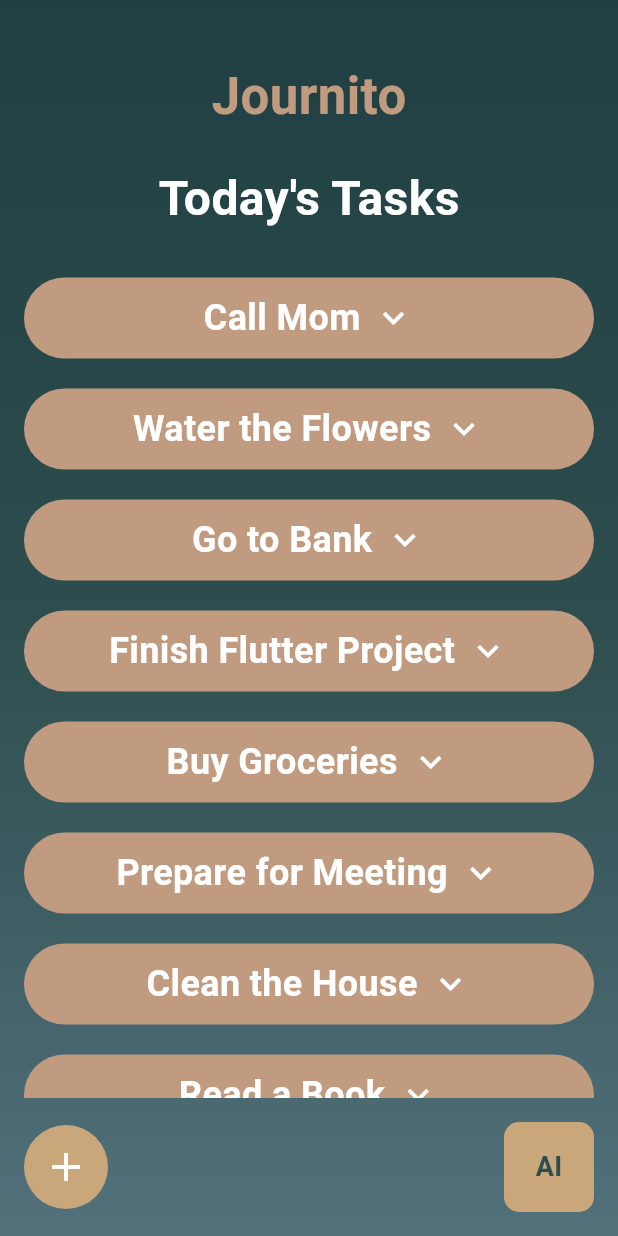
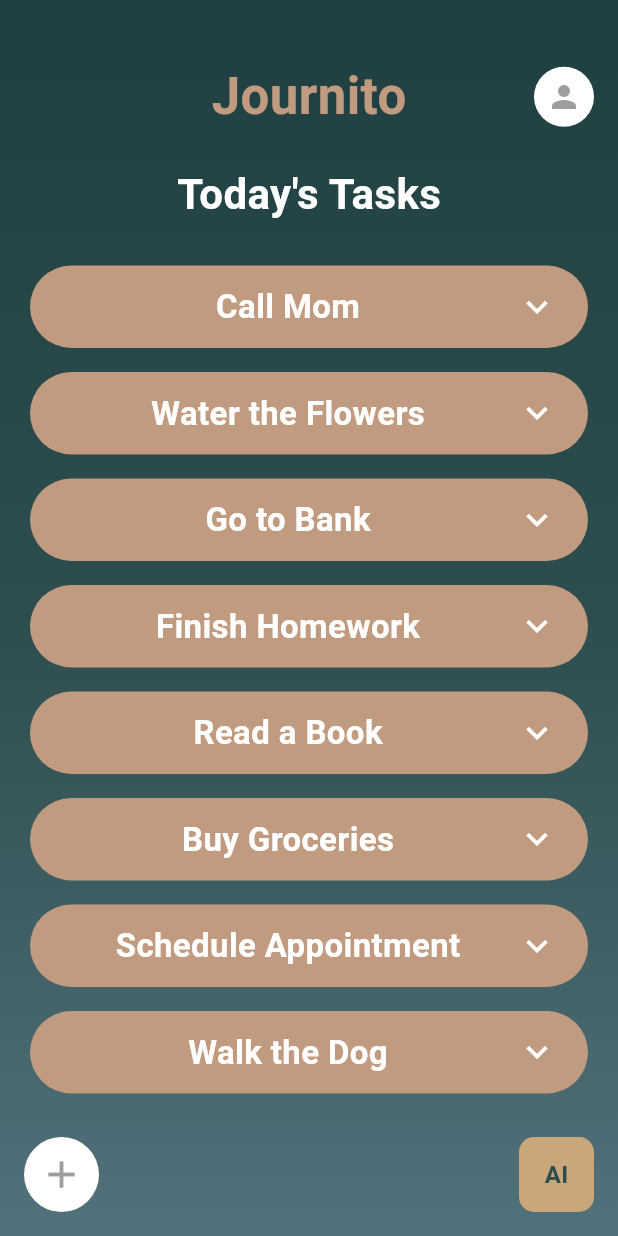
Before and after one commit to mariantaflou/Human-Computer-Interaction-Project-Journito, a Flutter app: the TasksScreen screen opened by its route, on a phone screen of 412 x 824 dp. Run offline on Flutter 3.47's test engine with Material 3 defaults, Android fonts, the phone set to English and light mode, and no system bars; Roboto replaces fonts that are missing (Cursive).

Commit message:
Update tasks_screen.dart

```diff
--- a/lib/screens/tasks_screen.dart
+++ b/lib/screens/tasks_screen.dart
@@ -23,15 +23,38 @@ class TasksScreen extends StatelessWidget {
             const SizedBox(height: 40),
             // Logo and Profile Picture
             Row(
-              mainAxisAlignment: MainAxisAlignment.center,
+              mainAxisAlignment: MainAxisAlignment.spaceBetween,
               children: [
-                const Text(
+                const SizedBox(width: 56), // Empty space for balance
+                GestureDetector(
+                  onTap: () {
+                    Navigator.pushNamedAndRemoveUntil(
+                      context,
+                      '/home', // Navigate to HomeScreen
+                      (Route<dynamic> route) => false, // Clear all routes
+                    );
+                  },
+                  child: const Text(
                     'Journito',
                     style: TextStyle(
                       fontFamily: 'Cursive',
-                    fontSize: 34, // Slightly larger
+                      fontSize: 34,
                       fontWeight: FontWeight.bold,
                       color: Color(0xFFC09B80),
+                    ),
+                  ),
+                ),
+                Padding(
+                  padding: const EdgeInsets.only(right: 16),
+                  child: CircleAvatar(
+                    radius: 20,
+                    backgroundColor: Colors.white,
+                    child: IconButton(
+                      icon: const Icon(Icons.person, color: Colors.grey),
+                      onPressed: () {
+                        // Navigate to Profile Screen
+                      },
+                    ),
                   ),
                 ),
               ],
@@ -41,55 +64,55 @@ class TasksScreen extends StatelessWidget {
             const Text(
               "Today's Tasks",
               style: TextStyle(
-                fontSize: 32, // Larger Header
+                fontSize: 28,
                 fontWeight: FontWeight.bold,
                 color: Colors.white,
               ),
             ),
             const SizedBox(height: 20),
-            // Task List with More Tasks
+            // Task Buttons List
             Expanded(
               child: ListView(
                 children: const [
-                  TaskRow(task: 'Call Mom'),
-                  TaskRow(task: 'Water the Flowers'),
-                  TaskRow(task: 'Go to Bank'),
-                  TaskRow(task: 'Finish Flutter Project'),
-                  TaskRow(task: 'Buy Groceries'),
-                  TaskRow(task: 'Prepare for Meeting'),
-                  TaskRow(task: 'Clean the House'),
-                  TaskRow(task: 'Read a Book'),
-                  TaskRow(task: 'Plan Vacation'),
-                  TaskRow(task: 'Exercise for 30 Minutes'),
-                  TaskRow(task: 'Cook Dinner'),
+                  TaskButton(task: 'Call Mom'),
+                  TaskButton(task: 'Water the Flowers'),
+                  TaskButton(task: 'Go to Bank'),
+                  TaskButton(task: 'Finish Homework'),
+                  TaskButton(task: 'Read a Book'),
+                  TaskButton(task: 'Buy Groceries'),
+                  TaskButton(task: 'Schedule Appointment'),
+                  TaskButton(task: 'Walk the Dog'),
                 ],
               ),
             ),
-            // Bottom Buttons: "+" (Left) and AI (Right)
+            // Bottom Buttons (Add Task and AI Button)
+            Row(
+              mainAxisAlignment: MainAxisAlignment.spaceBetween,
+              children: [
+                // Add Task Button
                 Padding(
                   padding: const EdgeInsets.all(16.0),
-              child: Row(
-                mainAxisAlignment: MainAxisAlignment.spaceBetween,
-                children: [
-                  // "+" Button on Bottom Left
-                  CircleAvatar(
-                    radius: 28, // Bigger Button
-                    backgroundColor: const Color(0xffc9a77a),
+                  child: CircleAvatar(
+                    radius: 25,
+                    backgroundColor: Colors.white,
                     child: IconButton(
-                      icon: const Icon(Icons.add, size: 32, color: Colors.white),
+                      icon: const Icon(Icons.add, size: 30, color: Colors.grey),
                       onPressed: () {
                         // Add Task Functionality
                       },
                     ),
                   ),
-                  // AI Button on Bottom Right
-                  GestureDetector(
+                ),
+                // AI Button
+                Padding(
+                  padding: const EdgeInsets.all(16.0),
+                  child: GestureDetector(
                     onTap: () {
                       Navigator.pushNamed(context, '/ai_chat');
                     },
                     child: Container(
-                      width: 60,
-                      height: 60,
+                      width: 50,
+                      height: 50,
                       decoration: BoxDecoration(
                         color: const Color(0xffc9a77a),
                         borderRadius: BorderRadius.circular(10),
@@ -99,15 +122,15 @@ class TasksScreen extends StatelessWidget {
                           'AI',
                           style: TextStyle(
                             fontWeight: FontWeight.bold,
-                            fontSize: 18,
+                            fontSize: 16,
                             color: Color(0xff2d4d4e),
                           ),
                         ),
                       ),
                     ),
                   ),
+                ),
               ],
-              ),
             ),
           ],
         ),
@@ -116,35 +139,37 @@ class TasksScreen extends StatelessWidget {
   }
 }
 
-// TaskRow: Task Bar + Down Arrow
-class TaskRow extends StatelessWidget {
+class TaskButton extends StatelessWidget {
   final String task;
 
-  const TaskRow({super.key, required this.task});
+  const TaskButton({super.key, required this.task});
 
   @override
   Widget build(BuildContext context) {
     return Container(
-      margin: const EdgeInsets.symmetric(vertical: 10, horizontal: 16),
-      padding: const EdgeInsets.symmetric(vertical: 10),
+      margin: const EdgeInsets.symmetric(horizontal: 20, vertical: 8),
+      padding: const EdgeInsets.symmetric(vertical: 12, horizontal: 20),
       decoration: BoxDecoration(
         color: const Color(0xffc09b80),
         borderRadius: BorderRadius.circular(30),
       ),
       child: Row(
-        mainAxisAlignment: MainAxisAlignment.center, // Center the content
+        mainAxisAlignment: MainAxisAlignment.spaceBetween,
         children: [
-          Text(
+          Expanded(
+            child: Center(
+              child: Text(
                 task,
                 style: const TextStyle(
-              fontSize: 24, // Bigger Task Text
+                  fontSize: 22,
                   color: Colors.white,
-              fontWeight: FontWeight.w600,
+                  fontWeight: FontWeight.bold,
                 ),
               ),
-          const SizedBox(width: 8), // Space between text and arrow
+            ),
+          ),
           const Icon(
-            Icons.keyboard_arrow_down, // Down Arrow
+            Icons.keyboard_arrow_down,
             color: Colors.white,
             size: 28,
           ),
```
Lines whose indentation alone changed are shown as unchanged.
